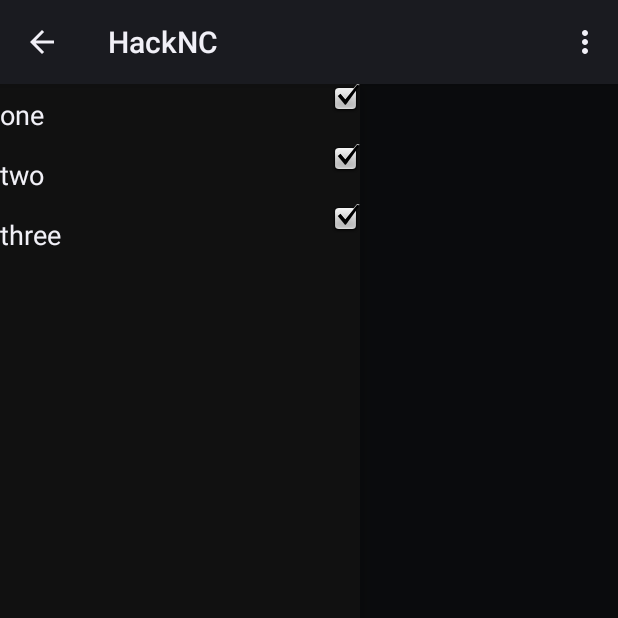
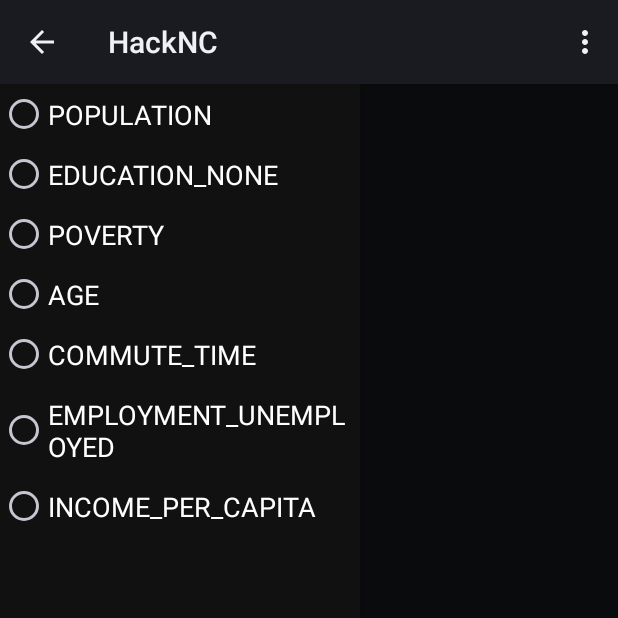
Before and after one commit to joeywatts/DataSearch, an Android app: the screen it shows after launch (MainActivity), with the side drawer open, on a phone screen of 412 x 824 dp, the top half of it. Run offline under Robolectric (Android 15) with nearby library versions, the phone set to English and light mode, and no system bars; libraries missing offline, so code that uses them is left out: com.esri.android, com.esri.core, com.loopj.android, com.readystatesoftware.sqliteasset, cz.msebera.android and 1 more; plain views replace MapView; 15 statements that could not run were skipped.

```diff
--- a/src/main/java/com/hacknc/MainActivity.java
+++ b/src/main/java/com/hacknc/MainActivity.java
@@ -12,18 +12,17 @@ import android.graphics.Color;
 import android.os.AsyncTask;
 import android.os.Bundle;
 import android.preference.PreferenceManager;
+import android.provider.MediaStore;
 import android.support.v4.app.ActionBarDrawerToggle;
 import android.support.v4.widget.DrawerLayout;
-import android.widget.ArrayAdapter;
-import android.widget.ListView;
-import android.widget.SearchView;
+import android.view.ViewGroup;
+import android.widget.*;
 
 import android.util.Log;
 import android.view.Menu;
 import android.view.MenuItem;
 import android.view.View;
 import android.widget.SearchView;
-import android.widget.Toast;
 import com.esri.android.map.GraphicsLayer;
 import com.esri.android.map.LocationDisplayManager;
 import com.esri.android.map.MapOptions;
@@ -54,7 +53,7 @@ import java.util.Iterator;
 import java.util.List;
 import java.util.Map;
 
-import static com.hacknc.census.CensusVariable.POPULATION;
+import static com.hacknc.census.CensusVariable.*;
 
 
 public class MainActivity extends Activity implements OnSingleTapListener, OnSharedPreferenceChangeListener {
@@ -80,8 +79,33 @@ public class MainActivity extends Activity implements OnSingleTapListener, OnSha
     private CensusAPI censusApi;
     private OnSharedPreferenceChangeListener prefListener;
 
+    private final CensusVariable[] array = {POPULATION, EDUCATION_NONE, POVERTY, AGE, COMMUTE_TIME, EMPLOYMENT_UNEMPLOYED, INCOME_PER_CAPITA};
+    private class SidebarAdapter extends ArrayAdapter<CensusVariable> {
+        SidebarAdapter() {
+            super(MainActivity.this, R.layout.drawer_item, array);
+        }
+
+        @Override
+        public View getView(final int position, View convertView, ViewGroup parent) {
+            //if (convertView == null) {
+                convertView = getLayoutInflater().inflate(R.layout.drawer_item, parent, false);
+            //}
+            RadioButton r = (RadioButton) convertView.findViewById(R.id.drawer_item);
+            r.setText(array[position].toString());
+            r.setOnClickListener(new View.OnClickListener() {
+                @Override
+                public void onClick(View v) {
+                    ((RadioButton) v).setChecked(true);
+                    mDrawerLayout.closeDrawers();
+                    setTractColorsWithData(array[position]);
+                }
+            });
+            if (array[position] == selectedVariable) r.setChecked(array[position].equals(selectedVariable));
+            return convertView;
+        }
+    }
+
     @Override
-
     public void onCreate(Bundle savedInstanceState) {
         super.onCreate(savedInstanceState);
         setContentView(R.layout.main_layout);
@@ -93,6 +117,7 @@ public class MainActivity extends Activity implements OnSingleTapListener, OnSha
 
         /////////////// NAV DRAWER ///////////////
 
+        final ListView drawer_list = (ListView) findViewById(R.id.left_drawer);
         mDrawerLayout = (DrawerLayout) findViewById(R.id.drawer_layout);
         mDrawerToggle = new ActionBarDrawerToggle(this,                  /* host Activity */
                 mDrawerLayout,         /* DrawerLayout object */
@@ -110,11 +135,10 @@ public class MainActivity extends Activity implements OnSingleTapListener, OnSha
             public void onDrawerOpened(View drawerView) {
                 super.onDrawerOpened(drawerView);
                 getActionBar().setTitle("Options");
+                ((SidebarAdapter)drawer_list.getAdapter()).notifyDataSetChanged();
             }
 
         };
-
-        mDrawerLayout.setDrawerListener(mDrawerToggle);
 
         // Set the drawer toggle as the DrawerListener
         mDrawerLayout.setDrawerListener(mDrawerToggle);
@@ -122,9 +146,8 @@ public class MainActivity extends Activity implements OnSingleTapListener, OnSha
         getActionBar().setDisplayHomeAsUpEnabled(true);
         getActionBar().setHomeButtonEnabled(true);
 
-        final ListView drawer_list = (ListView) findViewById(R.id.left_drawer);
-        drawer_list.setAdapter(new ArrayAdapter<String>(this,
-                R.layout.drawer_item, new String[] {"one", "two", "three"}));
+
+        drawer_list.setAdapter(new SidebarAdapter());
 
         /////////////// MAP ///////////////
 
@@ -363,7 +386,8 @@ public class MainActivity extends Activity implements OnSingleTapListener, OnSha
     private void loadDataForTracts(ReverseGeocodeResult geocodeResult, final Map<String, TractData> map) {
         CensusRequest request = new CensusRequest();
         request.setState(geocodeResult.getState()).setCounty(geocodeResult.getCounty()).setTract("*");
-        request.add(POPULATION);
+        for (CensusVariable var : array)
+            request.add(var);
         censusApi.request(request, new CensusResponseListener() {
             @Override
             public void onResponse(CensusResultRow[] response) {
@@ -402,16 +426,29 @@ public class MainActivity extends Activity implements OnSingleTapListener, OnSha
         if (tractIdDataMap == null) {
             return;
         }
+        selectedVariable = var;
         double max = Double.MIN_VALUE, min = Double.MAX_VALUE;
         for (TractData data : tractIdDataMap.values()) {
             if (data.censusData == null) continue;
-            double d = Double.parseDouble(data.censusData.getData().get(var));
+            String s = data.censusData.getData().get(var);
+            double d;
+            try {
+                d =Double.parseDouble(s);
+            } catch (Throwable t) {
+                d = 0;
+            }
             max = Math.max(max, d);
             min = Math.min(min, d);
         }
         for (TractData data : tractIdDataMap.values()) {
             if (data.censusData == null) continue;
-            double score = Double.parseDouble(data.censusData.getData().get(var));
+            String s = data.censusData.getData().get(var);
+            double score;
+            try {
+                score = Double.parseDouble(s);
+            } catch (Throwable t) {
+                score = min;
+            }
             score = (score - min) / (max - min);
             float[] hsv = {120.0f * (float) score, 0.9f, 0.9f};
             int color = Color.HSVToColor(125, hsv);
--- a/src/main/res/layout/drawer_item.xml
+++ b/src/main/res/layout/drawer_item.xml
@@ -1,11 +1,10 @@
 <?xml version="1.0" encoding="utf-8"?>
-<CheckedTextView xmlns:android="http://schemas.android.com/apk/res/android"
+<RadioButton xmlns:android="http://schemas.android.com/apk/res/android"
     android:layout_width="match_parent"
     android:layout_height="wrap_content"
     android:textSize="18dp"
     android:layout_gravity="center"
     android:id="@+id/drawer_item"
     android:paddingBottom="8dp"
-    android:paddingTop="8dp"
-    android:checkMark="@android:drawable/checkbox_on_background">
-</CheckedTextView>
+    android:paddingTop="8dp">
+</RadioButton>
```
